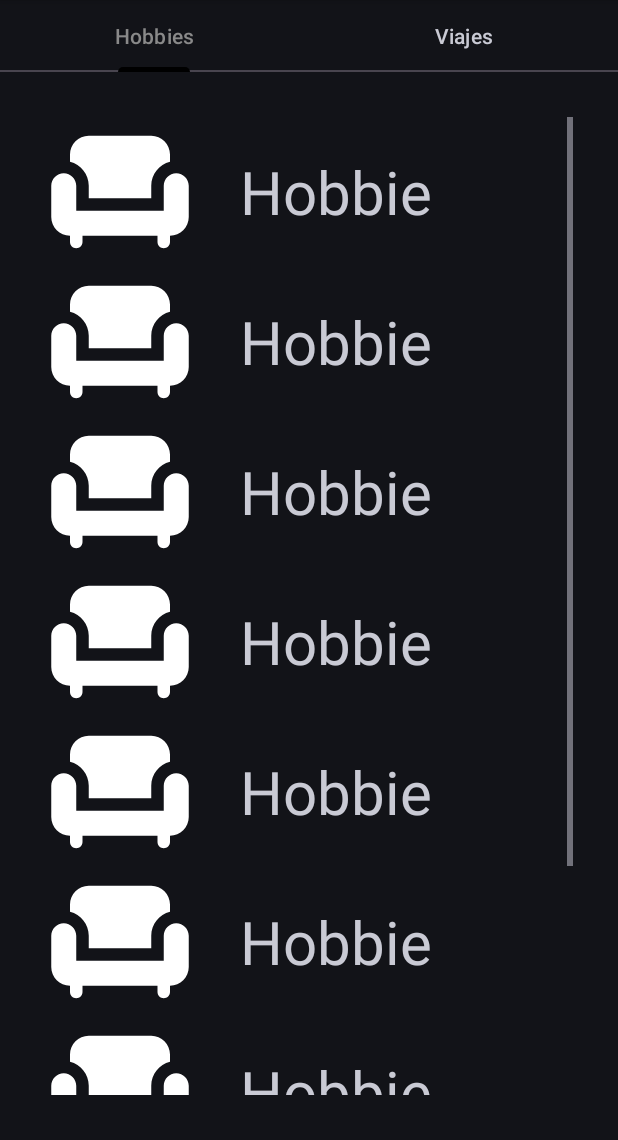
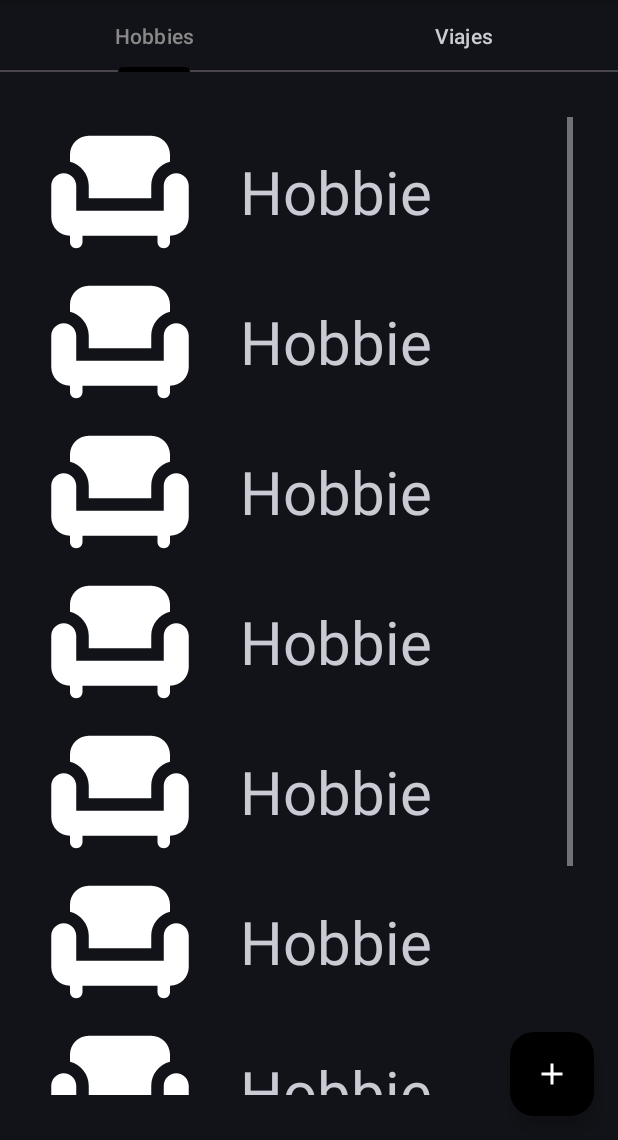
Before and after one commit to MNCLY0/PracticaEvaluableAndroidStudio01, an Android app built with Jetpack Compose: the HobbiesFragment screen opened directly, with no data from a screen before it, on a phone screen of 412 x 824 dp, the part 96-1236 px from its top. Run offline under Robolectric (Android 15) with nearby library versions, the phone set to English and light mode, and no system bars; 1 statement that could not run was skipped.

```diff
--- /dev/null
+++ b/app/src/main/res/drawable/add_button.xml
@@ -0,0 +1,10 @@
+<?xml version="1.0" encoding="utf-8"?>
+<vector xmlns:android="http://schemas.android.com/apk/res/android"
+    android:width="24dp"
+    android:height="24dp"
+    android:viewportWidth="24"
+    android:viewportHeight="24">
+    <path
+        android:fillColor="#FFFFFF"
+        android:pathData="M19,13h-6v6h-2v-6H5v-2h6V5h2v6h6v2z"/>
+</vector>
--- /dev/null
+++ b/app/src/main/res/drawable/baseline_delete_24.xml
@@ -0,0 +1,5 @@
+<vector xmlns:android="http://schemas.android.com/apk/res/android" android:height="24dp" android:tint="#FFFFFF" android:viewportHeight="24" android:viewportWidth="24" android:width="24dp">
+
+    <path android:fillColor="@android:color/white" android:pathData="M6,19c0,1.1 0.9,2 2,2h8c1.1,0 2,-0.9 2,-2V7H6v12zM19,4h-3.5l-1,-1h-5l-1,1H5v2h14V4z"/>
+
+</vector>
--- /dev/null
+++ b/app/src/main/res/drawable/baseline_edit_24.xml
@@ -0,0 +1,5 @@
+<vector xmlns:android="http://schemas.android.com/apk/res/android" android:height="24dp" android:tint="#FFFFFF" android:viewportHeight="24" android:viewportWidth="24" android:width="24dp">
+
+    <path android:fillColor="@android:color/white" android:pathData="M3,17.25V21h3.75L17.81,9.94l-3.75,-3.75L3,17.25zM20.71,7.04c0.39,-0.39 0.39,-1.02 0,-1.41l-2.34,-2.34c-0.39,-0.39 -1.02,-0.39 -1.41,0l-1.83,1.83 3.75,3.75 1.83,-1.83z"/>
+
+</vector>
--- a/app/src/main/res/layout/fragment_hobbies.xml
+++ b/app/src/main/res/layout/fragment_hobbies.xml
@@ -3,6 +3,7 @@
     xmlns:tools="http://schemas.android.com/tools"
     android:layout_width="match_parent"
     android:layout_height="match_parent"
+    xmlns:app="http://schemas.android.com/apk/res-auto"
     tools:context=".HobbiesFragment">
 
     <ScrollView
@@ -204,5 +205,14 @@
             </LinearLayout>
         </LinearLayout>
     </ScrollView>
+    <com.google.android.material.floatingactionbutton.FloatingActionButton
+        android:id="@+id/floatingButton"
+        android:layout_width="wrap_content"
+        android:layout_height="wrap_content"
+        android:layout_gravity="bottom|end"
+        android:layout_margin="16dp"
+        android:src="@drawable/add_button"
+        app:backgroundTint="?attr/colorPrimary"
+        app:tint="@android:color/white"/>
 
 </FrameLayout>
--- a/app/src/main/res/values/colors.xml
+++ b/app/src/main/res/values/colors.xml
@@ -8,4 +8,5 @@
     <color name="black">#FF000000</color>
     <color name="white">#FFFFFFFF</color>
     <color name="gray">#898989</color>
+    <color name="lightGray">#D0D0D0</color>
 </resources>
```
Also changed, not shown: app/src/main/java/com/example/prcticaevaluableapp/DB/DBConexion.java (+15 -13 lines), app/src/main/java/com/example/prcticaevaluableapp/Hobbie.kt (added, +7 -0 lines), app/src/main/java/com/example/prcticaevaluableapp/MainActivity.kt (+50 -8 lines), app/src/main/java/com/example/prcticaevaluableapp/Usuario.kt (+4 -4 lines), app/src/main/res/layout/activity_hobbieinfo.xml (added, +73 -0 lines), app/src/main/res/drawable/baseline_add_24.xml (line endings or trailing spaces).
